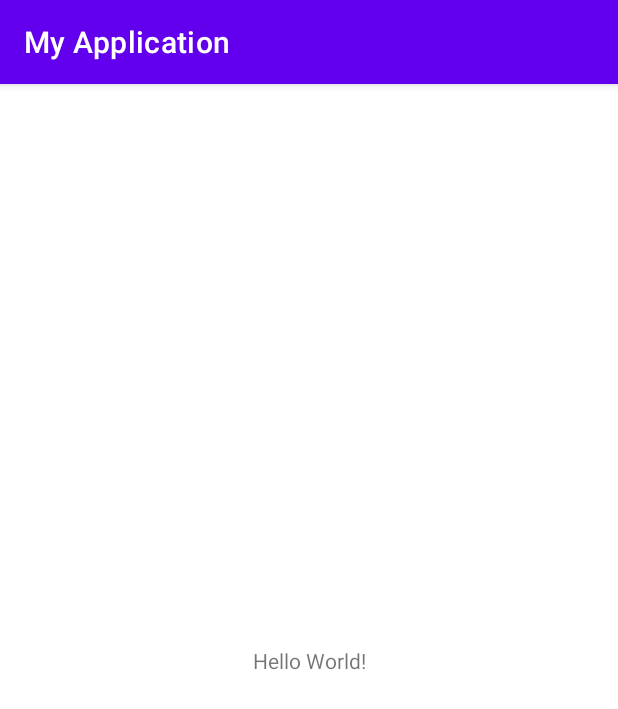
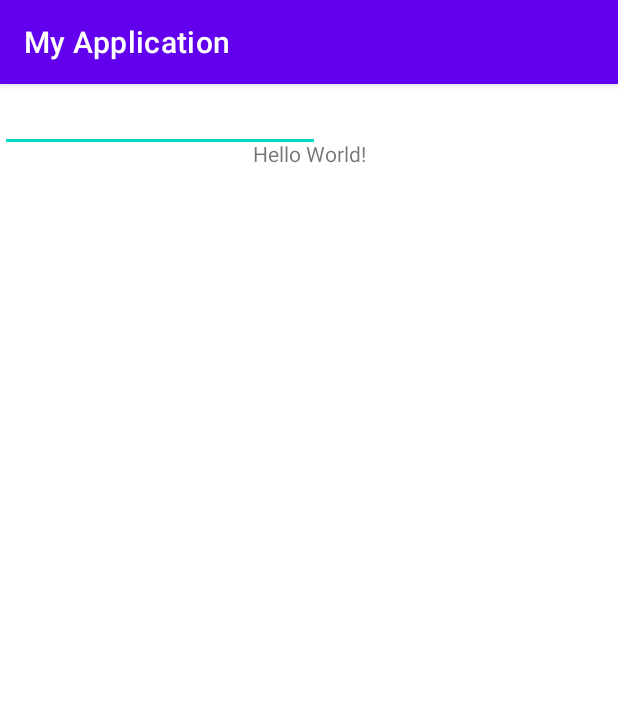
Before and after one commit to AyushGupta2114/First-Application, an Android app: the screen it shows after launch (MainActivity), on a phone screen of 412 x 824 dp. Shown: the top 709 px of the screen. Run offline under Robolectric (Android 15) with nearby library versions, the phone set to English and light mode, and no system bars.

Commit message:
getting stated

```diff
--- a/app/src/main/res/layout/activity_main.xml
+++ b/app/src/main/res/layout/activity_main.xml
@@ -13,6 +13,16 @@
         app:layout_constraintBottom_toBottomOf="parent"
         app:layout_constraintEnd_toEndOf="parent"
         app:layout_constraintStart_toStartOf="parent"
-        app:layout_constraintTop_toTopOf="parent" />
+        app:layout_constraintTop_toTopOf="parent"
+        app:layout_constraintVertical_bias="0.049" />
+
+    <EditText
+        android:id="@+id/editTextNumberPassword"
+        android:layout_width="wrap_content"
+        android:layout_height="wrap_content"
+        android:ems="10"
+        android:inputType="numberPassword"
+        tools:layout_editor_absoluteX="178dp"
+        tools:layout_editor_absoluteY="268dp" />
 
 </androidx.constraintlayout.widget.ConstraintLayout>
```
